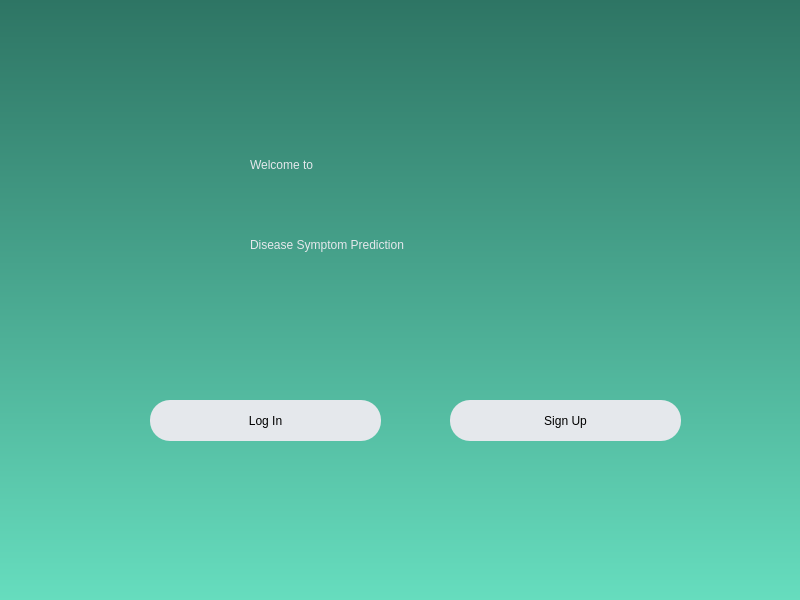
This is welcome.ui in Maximusrain/se_project_23-24 as Qt 5 draws it before an edit. The edited form follows.
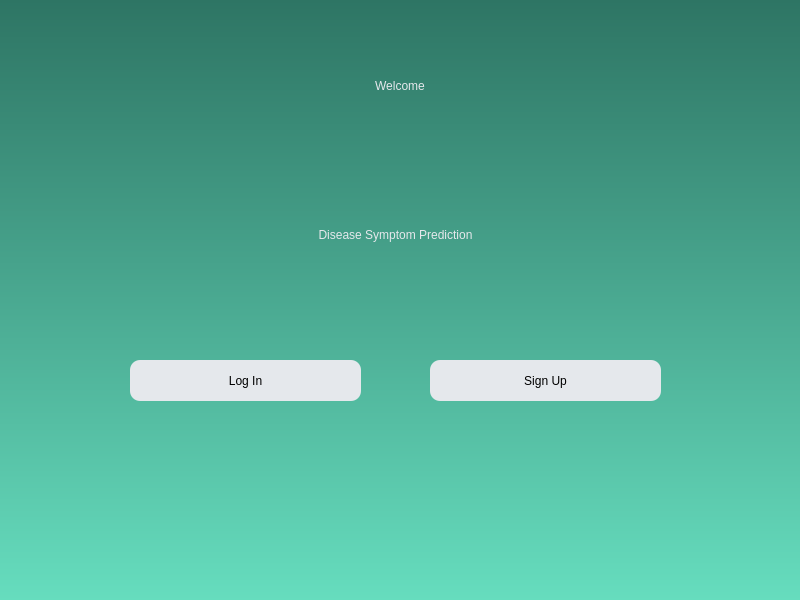
This is the edited form.

```diff
--- a/welcome.ui
+++ b/welcome.ui
@@ -29,10 +29,10 @@
    <widget class="QLabel" name="label">
     <property name="geometry">
      <rect>
-      <x>250</x>
-      <y>100</y>
+      <x>240</x>
+      <y>40</y>
       <width>320</width>
-      <height>130</height>
+      <height>91</height>
      </rect>
     </property>
     <property name="styleSheet">
@@ -41,15 +41,18 @@
 </string>
     </property>
     <property name="text">
-     <string>Welcome to</string>
+     <string>Welcome</string>
+    </property>
+    <property name="alignment">
+     <set>Qt::AlignCenter</set>
     </property>
    </widget>
    <widget class="QLabel" name="label_2">
     <property name="geometry">
      <rect>
-      <x>250</x>
-      <y>220</y>
-      <width>321</width>
+      <x>180</x>
+      <y>210</y>
+      <width>431</width>
       <height>50</height>
      </rect>
     </property>
@@ -60,21 +63,24 @@
     <property name="text">
      <string>Disease Symptom Prediction</string>
     </property>
+    <property name="alignment">
+     <set>Qt::AlignCenter</set>
+    </property>
    </widget>
    <widget class="QPushButton" name="login">
     <property name="geometry">
      <rect>
-      <x>150</x>
-      <y>400</y>
+      <x>130</x>
+      <y>360</y>
       <width>231</width>
       <height>41</height>
      </rect>
     </property>
     <property name="styleSheet">
-     <string notr="true">border-radius:20px;
+     <string notr="true">border-radius:10px;
 background-color: rgb(229, 232, 236);
 
-font: 14pt &quot;Tahoma&quot;;
+font: 14pt &quot;Century Gothic&quot;;
 </string>
     </property>
     <property name="text">
@@ -84,17 +90,17 @@
    <widget class="QPushButton" name="signup">
     <property name="geometry">
      <rect>
-      <x>450</x>
-      <y>400</y>
+      <x>430</x>
+      <y>360</y>
       <width>231</width>
       <height>41</height>
      </rect>
     </property>
     <property name="styleSheet">
-     <string notr="true">border-radius:20px;
+     <string notr="true">border-radius:10px;
 background-color: rgb(229, 232, 236);
 
-font: 14pt &quot;Tahoma&quot;;
+font: 14pt &quot;Century Gothic&quot;;
 </string>
     </property>
     <property name="text">
```
Left out of the diff: 4 changed lines with no effect on the pictures.
